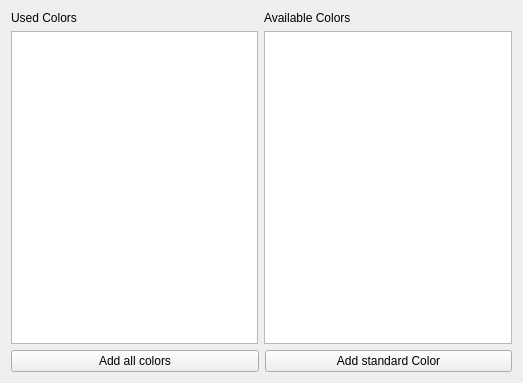
Old version of the form forms/colorpicker.ui in the repository helkatz/LogViewer.
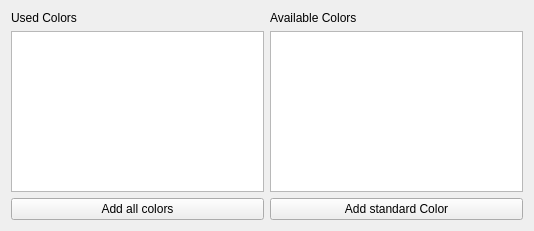
New version of the form.

Diff of the .ui file:
```diff
--- a/forms/colorpicker.ui
+++ b/forms/colorpicker.ui
@@ -6,8 +6,8 @@
    <rect>
     <x>0</x>
     <y>0</y>
-    <width>523</width>
-    <height>383</height>
+    <width>534</width>
+    <height>231</height>
    </rect>
   </property>
   <property name="windowTitle">
```
Left out of the diff: 2 changed lines with no effect on the pictures.
